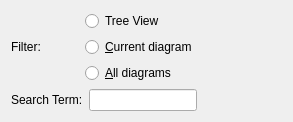
KDE/umbrello, file umbrello/dialogs/finddialog.ui: the form before one commit.
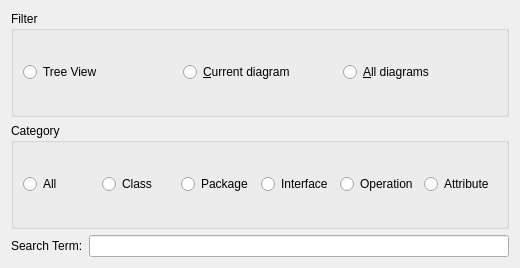
The form after the commit. Custom widgets are drawn as their Qt base class.

The edit to the form file:
```diff
--- a/umbrello/dialogs/finddialog.ui
+++ b/umbrello/dialogs/finddialog.ui
@@ -6,28 +6,28 @@
    <rect>
     <x>0</x>
     <y>0</y>
-    <width>293</width>
-    <height>118</height>
+    <width>520</width>
+    <height>268</height>
    </rect>
   </property>
-  <layout class="QFormLayout" name="formLayout">
-   <item row="0" column="0">
+  <property name="minimumSize">
+   <size>
+    <width>441</width>
+    <height>268</height>
+   </size>
+  </property>
+  <layout class="QHBoxLayout" name="horizontalLayout_3">
+   <item>
+    <layout class="QVBoxLayout" name="verticalLayout">
+     <item>
+      <widget class="QGroupBox" name="groupBox_2">
+       <property name="title">
+        <string>Filter</string>
+       </property>
     <layout class="QVBoxLayout" name="verticalLayout_2">
      <item>
       <layout class="QHBoxLayout" name="horizontalLayout_2">
        <item>
-        <widget class="QLabel" name="label">
-         <property name="text">
-          <string>Filter:</string>
-         </property>
-         <property name="buddy">
-          <cstring>ui_CurrentDiagram</cstring>
-         </property>
-        </widget>
-       </item>
-       <item>
-        <layout class="QVBoxLayout" name="verticalLayout">
-         <item>
           <widget class="QRadioButton" name="ui_treeView">
            <property name="text">
             <string>Tree View</string>
@@ -60,6 +60,68 @@
         </layout>
        </item>
       </layout>
+       <zorder>ui_Diagrams</zorder>
+       <zorder>ui_CurrentDiagram</zorder>
+       <zorder>ui_treeView</zorder>
+       <zorder>ui_Diagrams</zorder>
+       <zorder>ui_CurrentDiagram</zorder>
+       <zorder>ui_treeView</zorder>
+      </widget>
+     </item>
+     <item>
+      <widget class="QGroupBox" name="groupBox">
+       <property name="title">
+        <string>Category</string>
+       </property>
+       <layout class="QHBoxLayout" name="horizontalLayout_5">
+        <item>
+         <layout class="QHBoxLayout" name="horizontalLayout_4">
+          <item>
+           <widget class="QRadioButton" name="ui_categoryAll">
+            <property name="text">
+             <string>All</string>
+            </property>
+           </widget>
+          </item>
+          <item>
+           <widget class="QRadioButton" name="ui_categoryClass">
+            <property name="text">
+             <string>Class</string>
+            </property>
+           </widget>
+          </item>
+          <item>
+           <widget class="QRadioButton" name="ui_categoryPackage">
+            <property name="text">
+             <string>Package</string>
+            </property>
+           </widget>
+          </item>
+          <item>
+           <widget class="QRadioButton" name="ui_categoryInterface">
+            <property name="text">
+             <string>Interface</string>
+            </property>
+           </widget>
+          </item>
+          <item>
+           <widget class="QRadioButton" name="ui_categoryOperation">
+            <property name="text">
+             <string>Operation</string>
+            </property>
+           </widget>
+          </item>
+          <item>
+           <widget class="QRadioButton" name="ui_categoryAttribute">
+            <property name="text">
+             <string>Attribute</string>
+            </property>
+           </widget>
+          </item>
+         </layout>
+        </item>
+       </layout>
+      </widget>
      </item>
      <item>
       <layout class="QHBoxLayout" name="horizontalLayout">
```
Left out of the diff: 8 changed lines with no effect on the pictures. Lines whose indentation alone changed are shown as unchanged.
